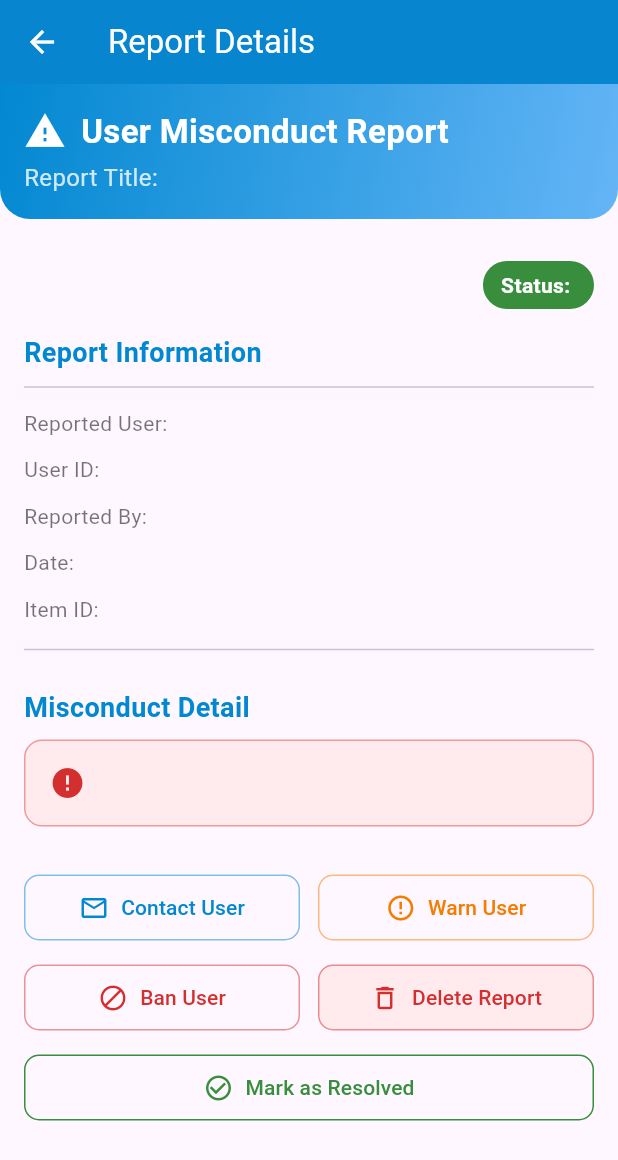
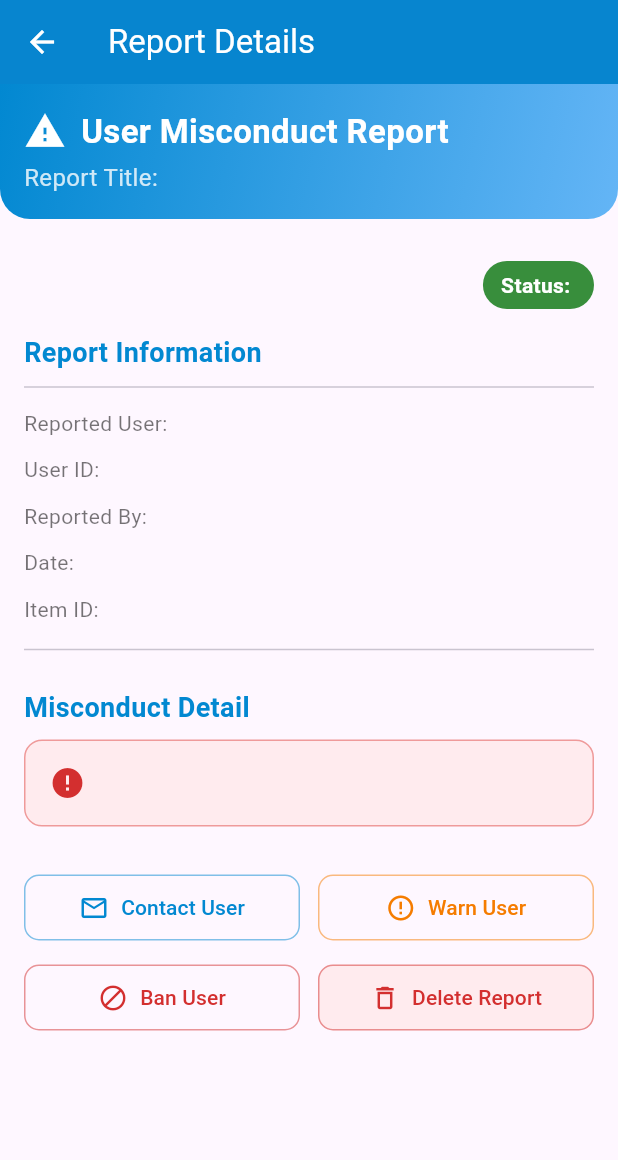
Before and after one commit to Syeda336/TraceLink, a Flutter app: the AdminViewReportDetail screen opened directly with empty values, on a phone screen of 412 x 824 dp. Shown: the top 1160 px of the screen. Run offline on Flutter 3.47's test engine with Material 3 defaults, Android fonts, the light colour scheme and no system bars; our stand-ins replace cloud_firestore, firebase_auth, firebase_core, firebase_messaging, flutter_local_notifications, image_picker and 5 more; accounts and stored records are empty.

Commit message:
removed mark as resolved button

```diff
--- a/lib/screens/admin_lostitems1.dart
+++ b/lib/screens/admin_lostitems1.dart
@@ -849,7 +849,7 @@ class _AdminDashboardScreenState extends State<AdminDashboard1LostItems> {
                 // Pass a flag to indicate the detail screen needs to be popped on delete/resolve
                 onDelete: () =>
                     _showDeleteConfirmation(report, fromDetail: true),
-                onResolve: () => _resolveReport(report),
+                //onResolve: () => _resolveReport(report),
                 onWarnUser: () => _warnUser(report),
                 onContactUser: () => _contactUser(report),
                 onBanUser: () => _banUser(report),
@@ -2767,7 +2767,7 @@ class AdminWarnUserMaskScreen extends StatelessWidget {
 class AdminViewReportDetail extends StatelessWidget {
   final Report report;
   final VoidCallback onDelete;
-  final VoidCallback onResolve;
+  //final VoidCallback onResolve;
   final VoidCallback onWarnUser;
   final VoidCallback onContactUser;
   final VoidCallback onBanUser;
@@ -2776,7 +2776,7 @@ class AdminViewReportDetail extends StatelessWidget {
     super.key,
     required this.report,
     required this.onDelete,
-    required this.onResolve,
+    //required this.onResolve,
     required this.onWarnUser,
     required this.onContactUser,
     required this.onBanUser,
@@ -3037,21 +3037,7 @@ class AdminViewReportDetail extends StatelessWidget {
                     ],
                   ),
 
-                  const SizedBox(height: 12.0),
-
-                  Row(
-                    children: [
-                      _buildReportActionButton(
-                        context: context,
-                        icon: Icons.check_circle_outline,
-                        label: 'Mark as Resolved',
-                        color: darkGreen,
-                        onTap: onResolve,
-                        borderColor: darkGreen,
-                      ),
-                    ],
-                  ),
-                  const SizedBox(height: 40),
+
                 ],
               ),
             ),
```
